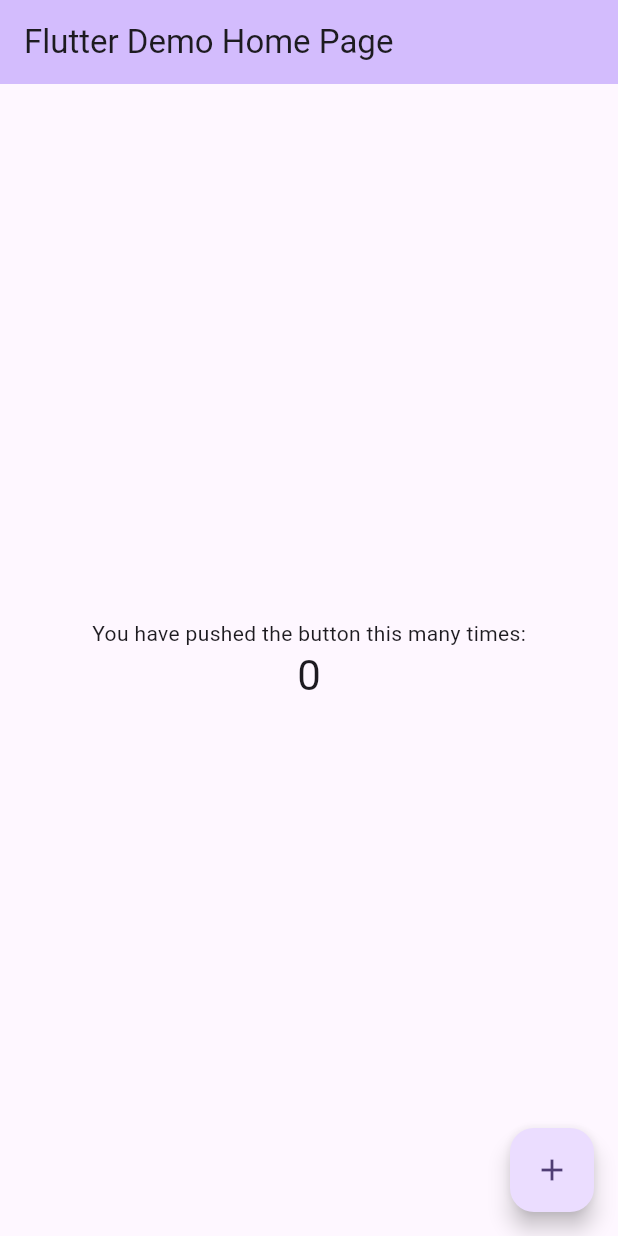
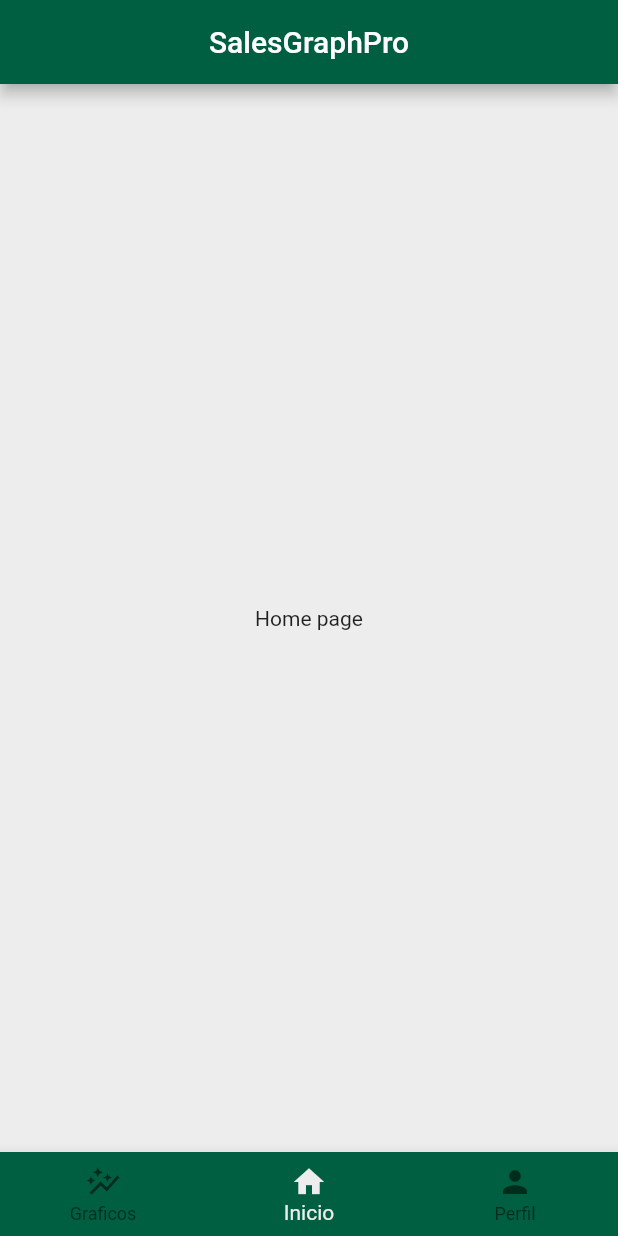
Before and after one commit to ignacio121/SalesGraphPro, a Flutter app: the screen it shows after launch, on a phone screen of 412 x 824 dp. Run offline on Flutter 3.47's test engine with Material 2 defaults, Android fonts, the phone set to English and light mode, and no system bars; our stand-ins replace fl_chart, syncfusion_flutter_charts.

Commit message:
graficos

```diff
--- a/salesgraphpro/lib/main.dart
+++ b/salesgraphpro/lib/main.dart
@@ -1,125 +1,19 @@
 import 'package:flutter/material.dart';
+import 'package:salesgraphpro/pages/firstpage.dart';
 
-void main() {
-  runApp(const MyApp());
-}
+void main() => runApp(Aplication());
 
-class MyApp extends StatelessWidget {
-  const MyApp({super.key});
-
-  // This widget is the root of your application.
+class Aplication extends StatelessWidget{
   @override
   Widget build(BuildContext context) {
     return MaterialApp(
-      title: 'Flutter Demo',
+      title: "Navigation",
+      debugShowCheckedModeBanner: false,
+      home: FirstPage(),
       theme: ThemeData(
-        // This is the theme of your application.
-        //
-        // TRY THIS: Try running your application with "flutter run". You'll see
-        // the application has a blue toolbar. Then, without quitting the app,
-        // try changing the seedColor in the colorScheme below to Colors.green
-        // and then invoke "hot reload" (save your changes or press the "hot
-        // reload" button in a Flutter-supported IDE, or press "r" if you used
-        // the command line to start the app).
-        //
-        // Notice that the counter didn't reset back to zero; the application
-        // state is not lost during the reload. To reset the state, use hot
-        // restart instead.
-        //
-        // This works for code too, not just values: Most code changes can be
-        // tested with just a hot reload.
-        colorScheme: ColorScheme.fromSeed(seedColor: Colors.deepPurple),
-        useMaterial3: true,
+        primaryColor: Color(0xFF2FF008E)
+
       ),
-      home: const MyHomePage(title: 'Flutter Demo Home Page'),
     );
   }
 }
-
-class MyHomePage extends StatefulWidget {
-  const MyHomePage({super.key, required this.title});
-
-  // This widget is the home page of your application. It is stateful, meaning
-  // that it has a State object (defined below) that contains fields that affect
-  // how it looks.
-
-  // This class is the configuration for the state. It holds the values (in this
-  // case the title) provided by the parent (in this case the App widget) and
-  // used by the build method of the State. Fields in a Widget subclass are
-  // always marked "final".
-
-  final String title;
-
-  @override
-  State<MyHomePage> createState() => _MyHomePageState();
-}
-
-class _MyHomePageState extends State<MyHomePage> {
-  int _counter = 0;
-
-  void _incrementCounter() {
-    setState(() {
-      // This call to setState tells the Flutter framework that something has
-      // changed in this State, which causes it to rerun the build method below
-      // so that the display can reflect the updated values. If we changed
-      // _counter without calling setState(), then the build method would not be
-      // called again, and so nothing would appear to happen.
-      _counter++;
-    });
-  }
-
-  @override
-  Widget build(BuildContext context) {
-    // This method is rerun every time setState is called, for instance as done
-    // by the _incrementCounter method above.
-    //
-    // The Flutter framework has been optimized to make rerunning build methods
-    // fast, so that you can just rebuild anything that needs updating rather
-    // than having to individually change instances of widgets.
-    return Scaffold(
-      appBar: AppBar(
-        // TRY THIS: Try changing the color here to a specific color (to
-        // Colors.amber, perhaps?) and trigger a hot reload to see the AppBar
-        // change color while the other colors stay the same.
-        backgroundColor: Theme.of(context).colorScheme.inversePrimary,
-        // Here we take the value from the MyHomePage object that was created by
-        // the App.build method, and use it to set our appbar title.
-        title: Text(widget.title),
-      ),
-      body: Center(
-        // Center is a layout widget. It takes a single child and positions it
-        // in the middle of the parent.
-        child: Column(
-          // Column is also a layout widget. It takes a list of children and
-          // arranges them vertically. By default, it sizes itself to fit its
-          // children horizontally, and tries to be as tall as its parent.
-          //
-          // Column has various properties to control how it sizes itself and
-          // how it positions its children. Here we use mainAxisAlignment to
-          // center the children vertically; the main axis here is the vertical
-          // axis because Columns are vertical (the cross axis would be
-          // horizontal).
-          //
-          // TRY THIS: Invoke "debug painting" (choose the "Toggle Debug Paint"
-          // action in the IDE, or press "p" in the console), to see the
-          // wireframe for each widget.
-          mainAxisAlignment: MainAxisAlignment.center,
-          children: <Widget>[
-            const Text(
-              'You have pushed the button this many times:',
-            ),
-            Text(
-              '$_counter',
-              style: Theme.of(context).textTheme.headlineMedium,
-            ),
-          ],
-        ),
-      ),
-      floatingActionButton: FloatingActionButton(
-        onPressed: _incrementCounter,
-        tooltip: 'Increment',
-        child: const Icon(Icons.add),
-      ), // This trailing comma makes auto-formatting nicer for build methods.
-    );
-  }
-}
--- /dev/null
+++ b/salesgraphpro/lib/pages/firstpage.dart
@@ -0,0 +1,59 @@
+import 'package:flutter/material.dart';
+import 'package:salesgraphpro/pages/graphs.dart';
+import 'package:salesgraphpro/pages/home.dart';
+import 'package:salesgraphpro/pages/profile.dart';
+
+class FirstPage extends StatefulWidget {
+  FirstPage({super.key});
+
+  @override
+  State<FirstPage> createState() => _FirstPageState();
+}
+
+class _FirstPageState extends State<FirstPage> {
+  int _selectedIndex = 1;
+
+  void _navigateBottom(int index) {
+    setState(() {
+      _selectedIndex = index;
+    });
+  }
+
+  final List _pages = [
+    Graphs(),
+    HomePage(),
+    ProfilePage(),
+  ];
+
+  @override
+  Widget build(BuildContext context) {
+    return Scaffold(
+      appBar: AppBar(
+        title: Text('SalesGraphPro'),
+        centerTitle: true,
+        backgroundColor: Color(0xFF005F40),
+      ),
+      body: _pages[_selectedIndex],
+      bottomNavigationBar: BottomNavigationBar(
+          backgroundColor: Color(0xFF005F40),
+          selectedItemColor: Color(0xffEDEDED),
+          currentIndex: _selectedIndex,
+          onTap: _navigateBottom,
+          items: [
+            //Graficos
+            BottomNavigationBarItem(
+              icon: Icon(Icons.auto_graph_outlined),
+              label: 'Graficos',
+            ),
+            BottomNavigationBarItem(
+              icon: Icon(Icons.home),
+              label: 'Inicio',
+            ),
+            BottomNavigationBarItem(
+              icon: Icon(Icons.person),
+              label: 'Perfil',
+            ),
+          ]),
+    );
+  }
+}
--- /dev/null
+++ b/salesgraphpro/lib/pages/home.dart
@@ -0,0 +1,16 @@
+import 'package:flutter/material.dart';
+
+class HomePage extends StatelessWidget {
+  const HomePage({super.key});
+
+  @override
+  Widget build(BuildContext context) {
+    return Scaffold(
+      body: Center(
+        child: Text('Home page'),
+
+      ),
+      backgroundColor: Color(0xffEDEDED),
+    );
+  }
+}
--- a/salesgraphpro/pubspec.yaml
+++ b/salesgraphpro/pubspec.yaml
@@ -35,6 +35,7 @@ dependencies:
   # The following adds the Cupertino Icons font to your application.
   # Use with the CupertinoIcons class for iOS style icons.
   cupertino_icons: ^1.0.2
+  syncfusion_flutter_charts: ^23.1.44
   fl_chart: ^0.64.0
 
 dev_dependencies:
```
Also changed, not shown: salesgraphpro/lib/pages/graphs.dart (added, +168 -0 lines), salesgraphpro/lib/pages/profile.dart (added, +15 -0 lines), salesgraphpro/pubspec.lock.
